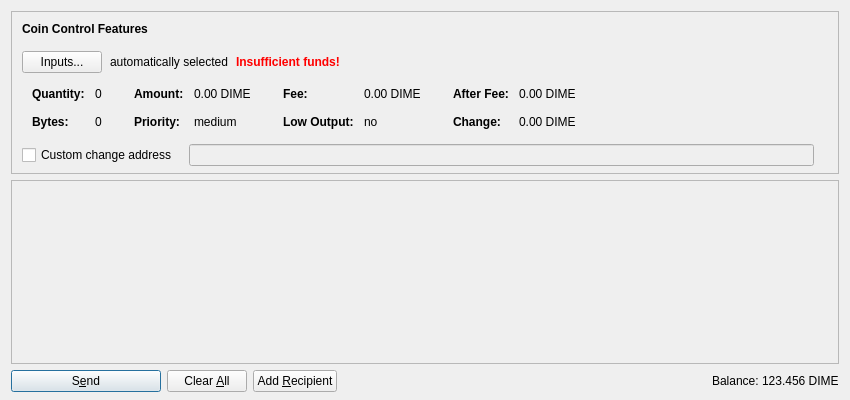
Before: the Qt Designer form src/qt/forms/sendcoinsdialog.ui in GNUDimarik/dimecoin, drawn with Qt 5.
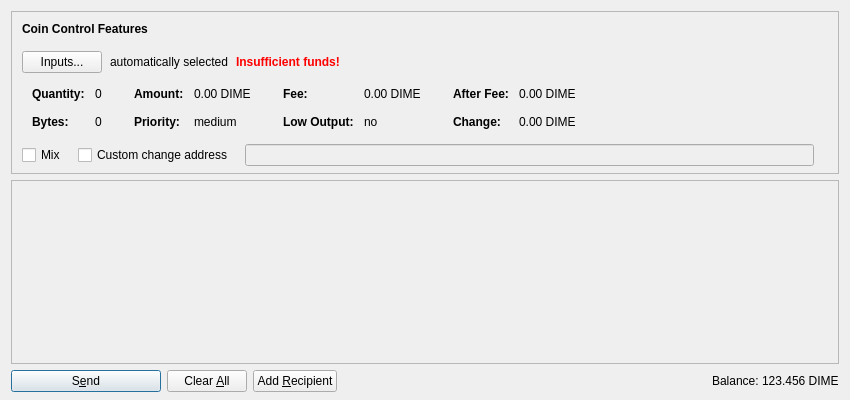
After: the same form once the commit is applied. Icons and pictures are not drawn. Custom widgets are drawn as their Qt base class.

What changed in the file:
```diff
--- a/src/qt/forms/sendcoinsdialog.ui
+++ b/src/qt/forms/sendcoinsdialog.ui
@@ -525,7 +525,7 @@
          </widget>
         </item>
         <item>
-         <layout class="QHBoxLayout" name="horizontalLayoutCoinControl4" stretch="0,0,0">
+         <layout class="QHBoxLayout" name="horizontalLayoutCoinControl4" stretch="0,0,0,0">
           <property name="spacing">
            <number>12</number>
           </property>
@@ -538,6 +538,13 @@
           <property name="rightMargin">
            <number>5</number>
           </property>
+          <item>
+           <widget class="QCheckBox" name="mixCheckBox">
+            <property name="text">
+             <string>Mix</string>
+            </property>
+           </widget>
+          </item>
           <item>
            <widget class="QCheckBox" name="checkBoxCoinControlChange">
             <property name="toolTip">
```
Left out of the diff: 24 changed lines with no effect on the pictures.
